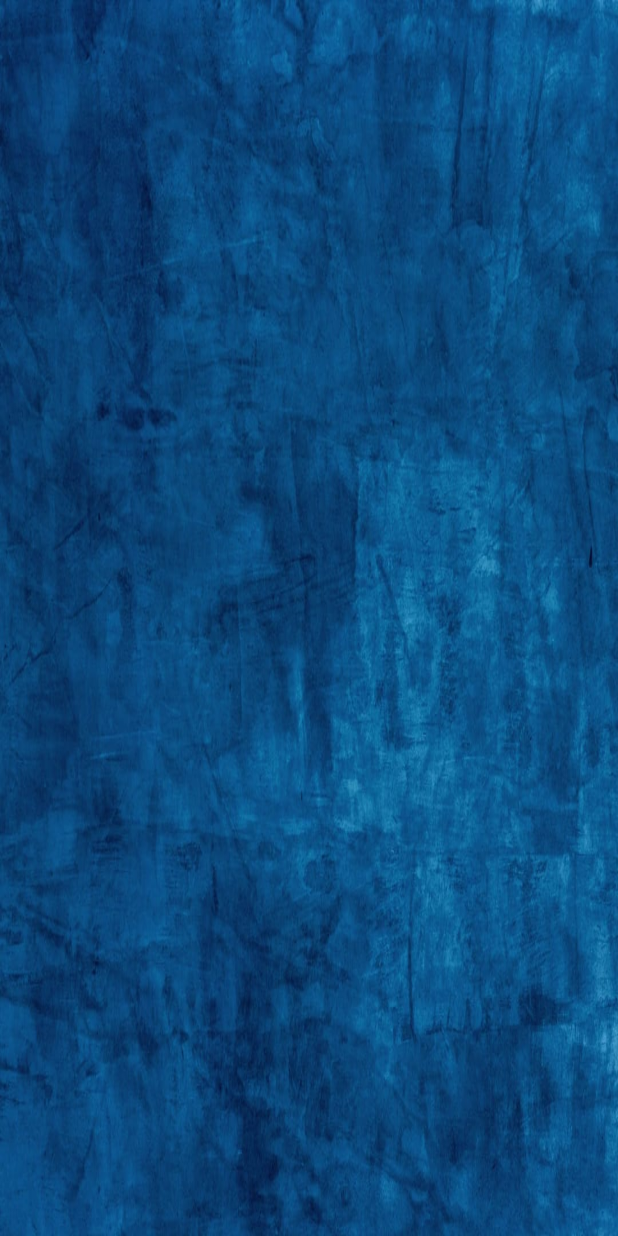
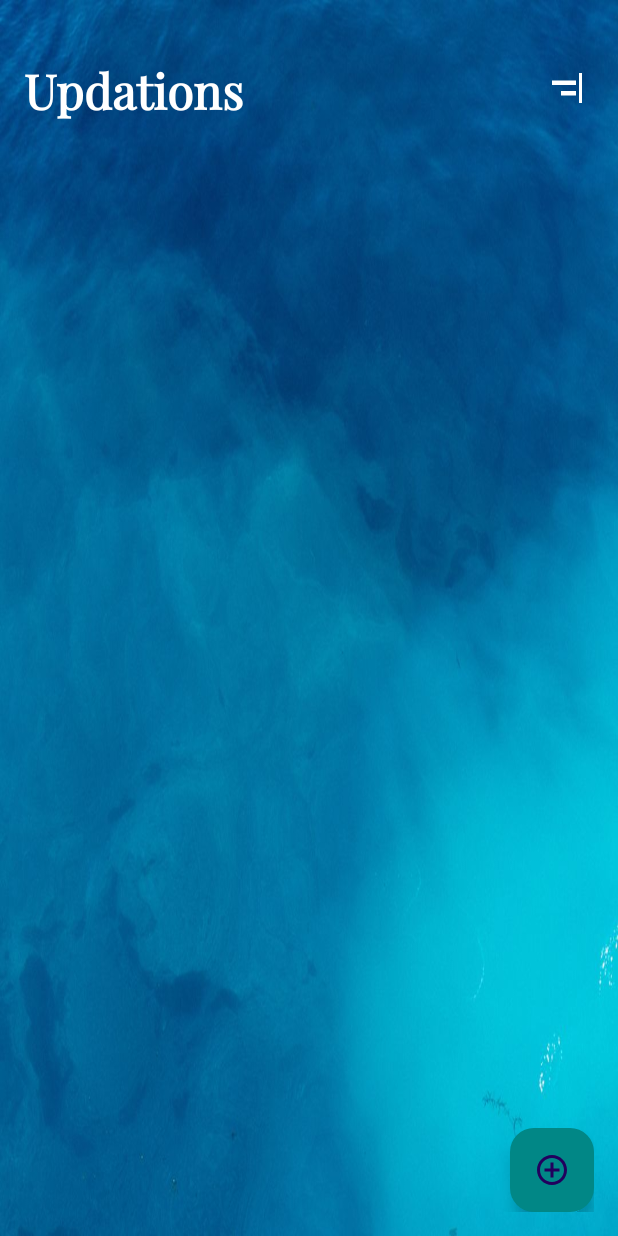
Before and after one commit to devvcraze/Abhigyaan-education-for-everyone, an Android app: the upd_evening_batch screen opened directly, with no data from a screen before it, on a phone screen of 412 x 824 dp. Run offline under Robolectric (Android 15) with nearby library versions, the phone set to English and light mode, and no system bars; Roboto replaces fonts that are not available here.

Commit message:
started updation work

```diff
--- a/app/src/main/AndroidManifest.xml
+++ b/app/src/main/AndroidManifest.xml
@@ -14,6 +14,9 @@
         android:supportsRtl="true"
         android:theme="@style/Theme.Material3.DayNight.NoActionBar"
         tools:targetApi="31">
+        <activity
+            android:name=".evenotedetails"
+            android:exported="false" />
         <activity
             android:name=".mat_lamani_batch"
             android:exported="false" />
--- a/app/src/main/java/com/example/abhigyaan/MainActivity.java
+++ b/app/src/main/java/com/example/abhigyaan/MainActivity.java
@@ -44,7 +44,8 @@ public class MainActivity extends AppCompatActivity {
                 Pair[] pairs=new Pair[1];
                 pairs[0]=new Pair<View,String>(image,"logo_image");
                 ActivityOptions options=ActivityOptions.makeSceneTransitionAnimation(MainActivity.this, pairs);
-                startActivity(intent,options.toBundle());}
+                startActivity(intent,options.toBundle());
+            finish();}
         },SPLASH_SCREEN);
 
 
--- a/app/src/main/java/com/example/abhigyaan/upd_evening_batch.java
+++ b/app/src/main/java/com/example/abhigyaan/upd_evening_batch.java
@@ -1,6 +1,8 @@
 package com.example.abhigyaan;
 
+import android.content.Intent;
 import android.os.Bundle;
+import android.view.View;
 
 import androidx.activity.EdgeToEdge;
 import androidx.appcompat.app.AppCompatActivity;
@@ -8,17 +10,23 @@ import androidx.core.graphics.Insets;
 import androidx.core.view.ViewCompat;
 import androidx.core.view.WindowInsetsCompat;
 
+import com.google.android.material.floatingactionbutton.FloatingActionButton;
+
 public class upd_evening_batch extends AppCompatActivity {
+    FloatingActionButton addNoteBtn;
 
     @Override
     protected void onCreate(Bundle savedInstanceState) {
         super.onCreate(savedInstanceState);
+        setContentView(R.layout.activity_upd_evening_batch); // setContentView should be called before findViewById
+        addNoteBtn = findViewById(R.id.add_note_btn);
         EdgeToEdge.enable(this);
-        setContentView(R.layout.activity_upd_evening_batch);
-        ViewCompat.setOnApplyWindowInsetsListener(findViewById(R.id.main), (v, insets) -> {
-            Insets systemBars = insets.getInsets(WindowInsetsCompat.Type.systemBars());
-            v.setPadding(systemBars.left, systemBars.top, systemBars.right, systemBars.bottom);
-            return insets;
+        addNoteBtn.setOnClickListener(new View.OnClickListener() {
+            @Override
+            public void onClick(View view) {
+                Intent intent = new Intent(upd_evening_batch.this, evenotedetails.class);
+                startActivity(intent);
+            }
         });
     }
 }
--- /dev/null
+++ b/app/src/main/res/drawable/baseline_add_circle_outline_24.xml
@@ -0,0 +1,5 @@
+<vector xmlns:android="http://schemas.android.com/apk/res/android" android:height="24dp" android:tint="#A15050" android:viewportHeight="24" android:viewportWidth="24" android:width="24dp">
+
+    <path android:fillColor="@android:color/white" android:pathData="M13,7h-2v4L7,11v2h4v4h2v-4h4v-2h-4L13,7zM12,2C6.48,2 2,6.48 2,12s4.48,10 10,10 10,-4.48 10,-10S17.52,2 12,2zM12,20c-4.41,0 -8,-3.59 -8,-8s3.59,-8 8,-8 8,3.59 8,8 -3.59,8 -8,8z"/>
+
+</vector>
--- /dev/null
+++ b/app/src/main/res/drawable/baseline_add_task_24.xml
@@ -0,0 +1,5 @@
+<vector xmlns:android="http://schemas.android.com/apk/res/android" android:height="24dp" android:tint="#A15050" android:viewportHeight="24" android:viewportWidth="24" android:width="24dp">
+
+    <path android:fillColor="@android:color/white" android:pathData="M22,5.18L10.59,16.6l-4.24,-4.24l1.41,-1.41l2.83,2.83l10,-10L22,5.18zM12,20c-4.41,0 -8,-3.59 -8,-8s3.59,-8 8,-8c1.57,0 3.04,0.46 4.28,1.25l1.45,-1.45C16.1,2.67 14.13,2 12,2C6.48,2 2,6.48 2,12s4.48,10 10,10c1.73,0 3.36,-0.44 4.78,-1.22l-1.5,-1.5C14.28,19.74 13.17,20 12,20zM19,15h-3v2h3v3h2v-3h3v-2h-3v-3h-2V15z"/>
+
+</vector>
--- /dev/null
+++ b/app/src/main/res/drawable/baseline_align_horizontal_right_24.xml
@@ -0,0 +1,5 @@
+<vector xmlns:android="http://schemas.android.com/apk/res/android" android:autoMirrored="true" android:height="24dp" android:tint="#A15050" android:viewportHeight="24" android:viewportWidth="24" android:width="24dp">
+
+    <path android:fillColor="@android:color/white" android:pathData="M20,2h2v20h-2V2zM2,10h16V7H2V10zM8,17h10v-3H8V17z"/>
+
+</vector>
--- /dev/null
+++ b/app/src/main/res/drawable/me.xml
@@ -0,0 +1,5 @@
+<vector xmlns:android="http://schemas.android.com/apk/res/android" android:height="24dp" android:tint="#A15050" android:viewportHeight="24" android:viewportWidth="24" android:width="24dp">
+
+    <path android:fillColor="@android:color/white" android:pathData="M19,13h-6v6h-2v-6H5v-2h6V5h2v6h6v2z"/>
+
+</vector>
--- a/app/src/main/res/layout/activity_upd_evening_batch.xml
+++ b/app/src/main/res/layout/activity_upd_evening_batch.xml
@@ -1,11 +1,59 @@
 <?xml version="1.0" encoding="utf-8"?>
-<androidx.constraintlayout.widget.ConstraintLayout xmlns:android="http://schemas.android.com/apk/res/android"
+<RelativeLayout xmlns:android="http://schemas.android.com/apk/res/android"
     xmlns:app="http://schemas.android.com/apk/res-auto"
     xmlns:tools="http://schemas.android.com/tools"
-    android:id="@+id/main"
     android:layout_width="match_parent"
-    android:background="@drawable/dac"
     android:layout_height="match_parent"
+    android:background="@drawable/bac"
+    android:padding="16dp"
     tools:context=".upd_evening_batch">
+    <RelativeLayout
+        android:layout_width="match_parent"
+        android:layout_marginTop="20dp"
+        android:layout_height="wrap_content"
+        android:id="@+id/title_bar_layout">
+        <TextView
+            android:layout_width="wrap_content"
+            android:layout_height="wrap_content"
+            android:id="@+id/page_title"
+            android:text="Updations"
+            android:fontFamily="@font/playfair_display"
+            android:textSize="32sp"
+            android:textColor="@color/white"
+            android:textStyle="bold"/>
 
-</androidx.constraintlayout.widget.ConstraintLayout>
+        <ImageButton
+            android:id="@+id/menu_btn"
+            android:layout_width="36dp"
+            android:layout_height="36dp"
+            android:layout_alignParentEnd="true"
+            android:layout_centerVertical="true"
+            android:background="?attr/selectableItemBackgroundBorderless"
+            android:contentDescription="@string/_20"
+            android:src="@drawable/baseline_align_horizontal_right_24"
+            app:tint="@color/white"
+            tools:ignore="TouchTargetSizeCheck" />
+
+    </RelativeLayout>
+
+    <androidx.recyclerview.widget.RecyclerView
+        android:layout_width="match_parent"
+        android:layout_height="match_parent"
+        android:layout_marginTop="10dp"
+        android:layout_below="@id/title_bar_layout"
+        android:id="@+id/recyler_view"/>
+
+
+    <com.google.android.material.floatingactionbutton.FloatingActionButton
+        android:id="@+id/add_note_btn"
+        android:layout_width="wrap_content"
+        android:layout_height="wrap_content"
+        android:layout_alignParentEnd="true"
+        android:layout_alignParentBottom="true"
+        android:backgroundTint="@color/teal_700"
+        android:contentDescription="@string/_20"
+        android:src="@drawable/baseline_add_circle_outline_24" />
+
+
+
+</RelativeLayout>
```
Also changed, not shown: app/src/main/java/com/example/abhigyaan/evenotedetails.java (added, +36 -0 lines), app/src/main/res/layout/activity_evenotedetails.xml (added, +91 -0 lines), app/src/main/res/layout/my_row.xml (added, +107 -0 lines).
